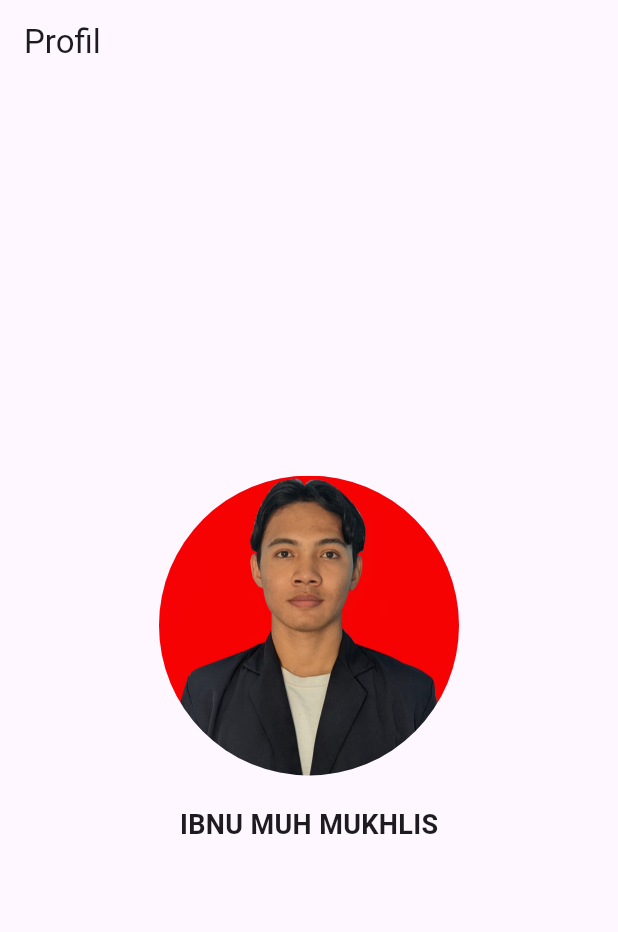
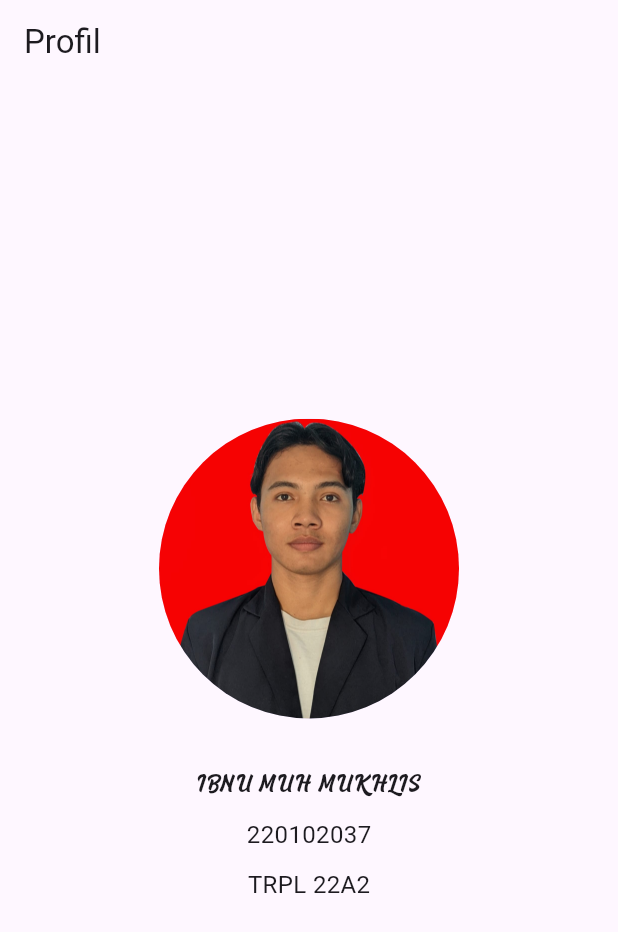
Before and after one commit to 10ibnu/myapp, a Flutter app: the screen it shows after launch, on a phone screen of 412 x 824 dp. Shown: the top 932 px of the screen. Run offline on Flutter 3.47's test engine with Material 3 defaults, Android fonts, the phone set to English and light mode, and no system bars.

Commit message:
up asset

```diff
--- a/lib/Tugas_profile_with_asset/profile_asset.dart
+++ b/lib/Tugas_profile_with_asset/profile_asset.dart
@@ -14,12 +14,22 @@ class ProfileDetail extends StatelessWidget {
               children: [
                 CircleAvatar(
                   radius: 100,
-                  backgroundImage: AssetImage('assets/pp.jpg'),
+                  backgroundImage: AssetImage('assets/img/pp.jpg'),
                 ),
-                const SizedBox(height: 20),
+                const SizedBox(height: 30),
                 const Text(
                   'IBNU MUH MUKHLIS',
-                  style: TextStyle(fontSize: 18, fontWeight: FontWeight.bold),
+                  style: TextStyle(fontSize: 18, fontFamily: 'Raphtalia'),
+                ),
+                const SizedBox(height: 10),
+                const Text(
+                  '220102037',
+                  style: TextStyle(fontSize: 16, fontWeight: FontWeight.normal),
+                ),
+                const SizedBox(height: 10),
+                Text(
+                  'TRPL 22A2',
+                  style: TextStyle(fontSize: 16, fontWeight: FontWeight.normal),
                 ),
               ],
             ),
```
Also changed, not shown: pubspec.yaml (+7 -2 lines), assets/fonts/Raphtalia Personal Use.ttf (added), assets/img/icon.png (renamed from assets/icon.png), assets/img/me.jpg (renamed from assets/me.jpg), assets/img/pp.jpg (renamed from assets/pp.jpg).
